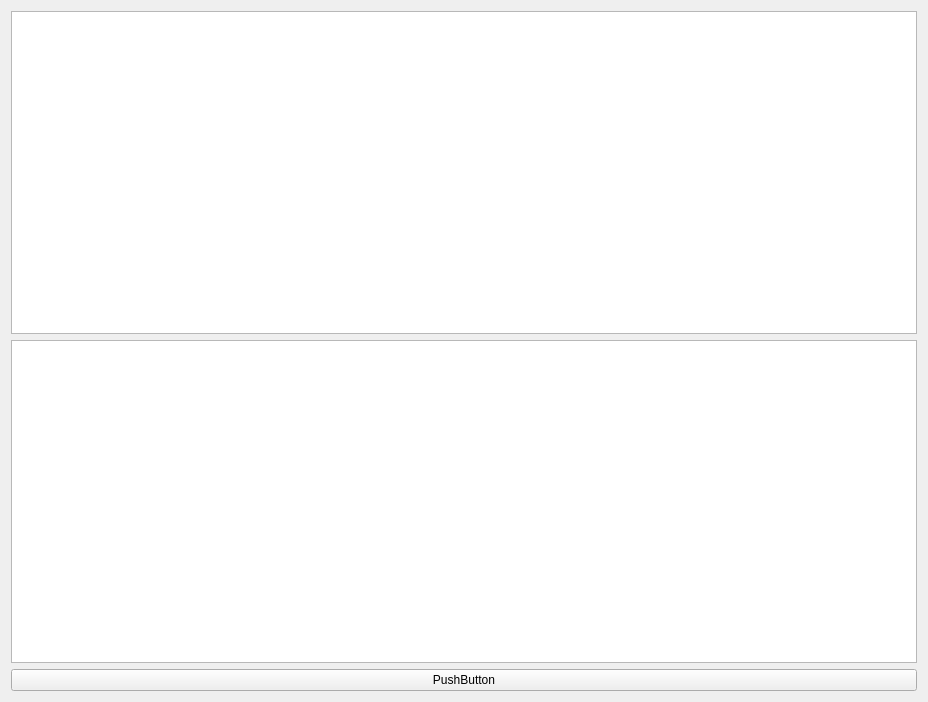
This is QtComposeResultCalculator/QtMyClipboard.ui in BrianRotel/QtComposeResultCalculator as Qt 5 draws it before an edit. The edited form follows.
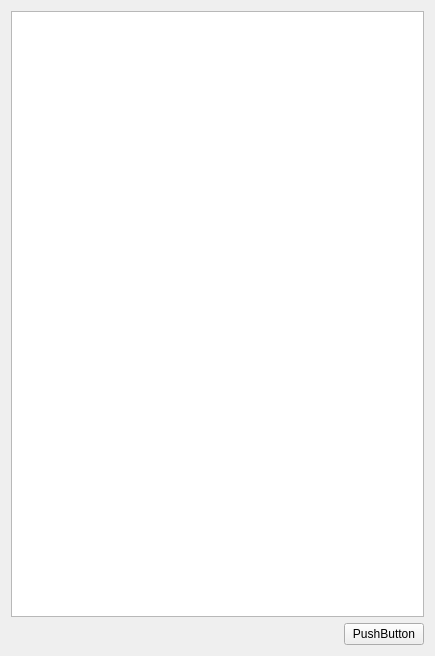
This is the edited form.

Commit message: 留下了QTextEdit

Diff of the .ui file:
```diff
--- a/QtComposeResultCalculator/QtMyClipboard.ui
+++ b/QtComposeResultCalculator/QtMyClipboard.ui
@@ -6,26 +6,40 @@
    <rect>
     <x>0</x>
     <y>0</y>
-    <width>928</width>
-    <height>702</height>
+    <width>435</width>
+    <height>656</height>
    </rect>
   </property>
   <property name="windowTitle">
    <string>QtMyClipboard</string>
   </property>
   <layout class="QGridLayout" name="gridLayout">
-   <item row="2" column="0">
+   <item row="0" column="1">
+    <widget class="QTextEdit" name="textEdit"/>
+   </item>
+   <item row="1" column="1">
+    <layout class="QHBoxLayout" name="horizontalLayout">
+     <item>
+      <spacer name="horizontalSpacer">
+       <property name="orientation">
+        <enum>Qt::Horizontal</enum>
+       </property>
+       <property name="sizeHint" stdset="0">
+        <size>
+         <width>40</width>
+         <height>20</height>
+        </size>
+       </property>
+      </spacer>
+     </item>
+     <item>
     <widget class="QPushButton" name="pushButton_2">
      <property name="text">
       <string>PushButton</string>
      </property>
     </widget>
    </item>
-   <item row="0" column="0">
-    <widget class="QTextBrowser" name="textBrowser"/>
-   </item>
-   <item row="1" column="0">
-    <widget class="QTextEdit" name="textEdit"/>
+    </layout>
    </item>
   </layout>
  </widget>
```
Lines whose indentation alone changed are shown as unchanged. The commit also changes 1 other file.
